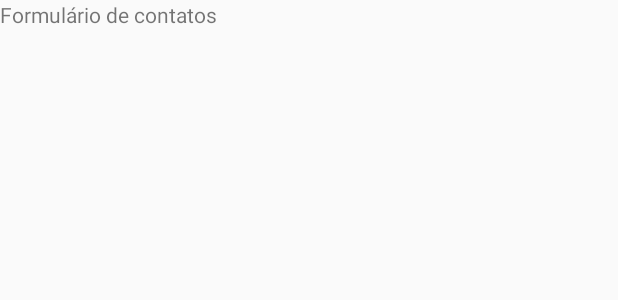
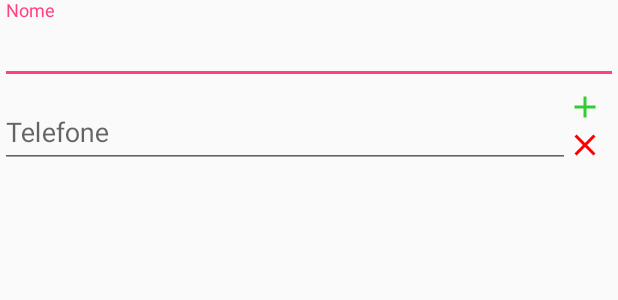
Before and after one commit to Fernando-Mota/agendafeliz, an Android app: the layout formulario_contato_fragment.xml on its own in the app's theme, with its tools: preview values and no code run, on a phone screen of 412 x 824 dp. Shown: the top 300 px of the screen. Run offline under Robolectric (Android 15) with nearby library versions, the phone set to English and light mode, and no system bars.

Commit message:
Incluindo os campos nome e telefone, bem como os botôes de + e -

```diff
--- a/app/src/main/java/br/com/halph/agendafeliz/formulariocontatos/FormularioContatoFragment.java
+++ b/app/src/main/java/br/com/halph/agendafeliz/formulariocontatos/FormularioContatoFragment.java
@@ -1,13 +1,41 @@
 package br.com.halph.agendafeliz.formulariocontatos;
 
+import android.os.Bundle;
+import android.support.design.widget.FloatingActionButton;
 import android.support.v4.app.Fragment;
+import android.view.LayoutInflater;
+import android.view.View;
+import android.view.ViewGroup;
+
+import br.com.halph.agendafeliz.R;
 
 /**
  * Created by Android on 20/02/2017.
  */
 
-public class FormularioContatoFragment extends Fragment {
+public class FormularioContatoFragment extends Fragment implements FormularioContatoContract.View{
+
+    private FormularioContatoContract.Presenter presenter;
+
+    @Override
+    public View onCreateView(LayoutInflater inflater, ViewGroup container,
+                             Bundle savedInstanceState) {
+
+        View view = inflater.inflate(R.layout.formulario_contato_fragment, container, false);
 
 
+        // Inflate the layout for this fragment
+        return view;
+    }
 
+
+    @Override
+    public void gravaContatoClick() {
+
+    }
+
+    @Override
+    public void setPresenter(FormularioContatoContract.Presenter presenter) {
+        this.presenter = presenter;
+    }
 }
--- /dev/null
+++ b/app/src/main/res/drawable/add.xml
@@ -0,0 +1,9 @@
+<vector xmlns:android="http://schemas.android.com/apk/res/android"
+        android:width="24dp"
+        android:height="24dp"
+        android:viewportWidth="24.0"
+        android:viewportHeight="24.0">
+    <path
+        android:fillColor="#32CD32"
+        android:pathData="M19,13h-6v6h-2v-6H5v-2h6V5h2v6h6v2z"/>
+</vector>
--- /dev/null
+++ b/app/src/main/res/drawable/button_not_pressed.xml
@@ -0,0 +1,5 @@
+<?xml version="1.0" encoding="utf-8"?>
+<shape xmlns:android="http://schemas.android.com/apk/res/android" android:shape="oval">
+    <solid android:color="@android:color/transparent" />
+    <corners android:radius="30dp"></corners>
+</shape>
--- /dev/null
+++ b/app/src/main/res/drawable/button_pressed.xml
@@ -0,0 +1,5 @@
+<?xml version="1.0" encoding="utf-8"?>
+<shape xmlns:android="http://schemas.android.com/apk/res/android" android:shape="oval">
+    <solid android:color="@android:color/darker_gray" />
+    <corners android:radius="30dp"></corners>
+</shape>
--- /dev/null
+++ b/app/src/main/res/drawable/button_states.xml
@@ -0,0 +1,9 @@
+<?xml version="1.0" encoding="utf-8"?>
+<selector xmlns:android="http://schemas.android.com/apk/res/android">
+
+    <item android:state_pressed="false"
+        android:drawable="@drawable/button_not_pressed"/>
+
+    <item android:state_pressed="true"
+        android:drawable="@drawable/button_pressed"/>
+</selector>
--- /dev/null
+++ b/app/src/main/res/drawable/clear.xml
@@ -0,0 +1,9 @@
+<vector xmlns:android="http://schemas.android.com/apk/res/android"
+        android:width="24dp"
+        android:height="24dp"
+        android:viewportWidth="24.0"
+        android:viewportHeight="24.0">
+    <path
+        android:fillColor="#FF0000"
+        android:pathData="M19,6.41L17.59,5 12,10.59 6.41,5 5,6.41 10.59,12 5,17.59 6.41,19 12,13.41 17.59,19 19,17.59 13.41,12z"/>
+</vector>
--- a/app/src/main/res/layout/formulario_contato_fragment.xml
+++ b/app/src/main/res/layout/formulario_contato_fragment.xml
@@ -3,10 +3,73 @@
     android:orientation="vertical" android:layout_width="match_parent"
     android:layout_height="match_parent">
 
-    <TextView
-        android:text="Formulário de contatos"
+    <android.support.design.widget.TextInputLayout
+        android:id="@+id/holder_nome"
         android:layout_width="match_parent"
-        android:layout_height="wrap_content"
-        android:id="@+id/textView" />
+        android:layout_gravity="left"
+        android:layout_height="wrap_content">
+
+
+        <EditText
+            android:id="@+id/nome_contato"
+            android:hint="Nome"
+            android:layout_width="match_parent"
+            android:layout_height="wrap_content" />
+
+    </android.support.design.widget.TextInputLayout>
+
+
+    <LinearLayout
+        android:orientation="horizontal"
+        android:layout_width="match_parent"
+        android:layout_height="wrap_content">
+
+        <android.support.design.widget.TextInputLayout
+            android:id="@+id/input_layout_password"
+            android:layout_width="380dp"
+            android:layout_gravity="left"
+            android:layout_height="wrap_content">
+
+            <EditText
+                android:id="@+id/input_password"
+                android:layout_width="match_parent"
+                android:layout_height="wrap_content"
+                android:hint="Telefone" />
+
+        </android.support.design.widget.TextInputLayout>
+
+        <RelativeLayout
+            android:id="@+id/botoes_laterais_telefone"
+            android:orientation="vertical"
+            android:layout_marginRight="10dp"
+            android:layout_width="match_parent"
+            android:layout_height="match_parent">
+
+
+            <ImageButton
+                android:id="@+id/mais"
+                android:layout_width="20dp"
+                android:layout_marginTop="5dp"
+                android:foregroundGravity="top"
+                android:src="@drawable/add"
+                android:background="@drawable/button_states"
+                android:layout_height="20dp" />
+
+            <ImageButton
+                android:id="@+id/menas"
+                android:layout_marginBottom="5dp"
+                android:layout_width="20dp"
+                android:src="@drawable/clear"
+                android:layout_alignParentBottom="true"
+                android:background="@drawable/button_states"
+                android:layout_height="20dp" />
+
+        </RelativeLayout>
+
+
+    </LinearLayout>
+
+
+
 
 </LinearLayout>
```
